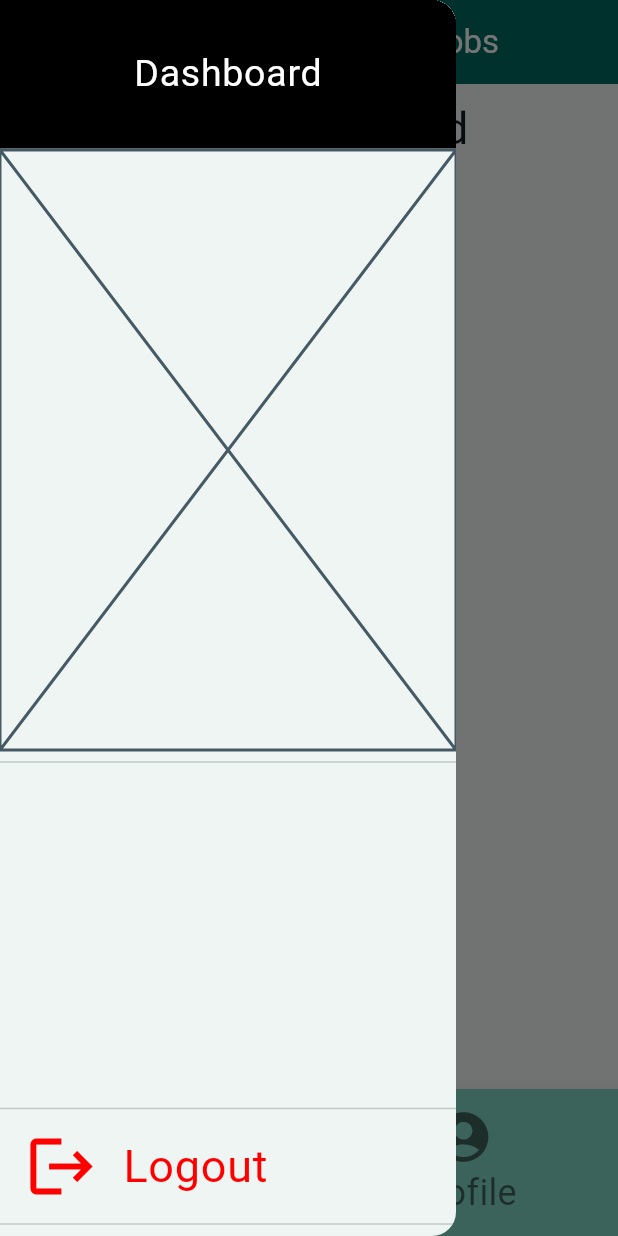
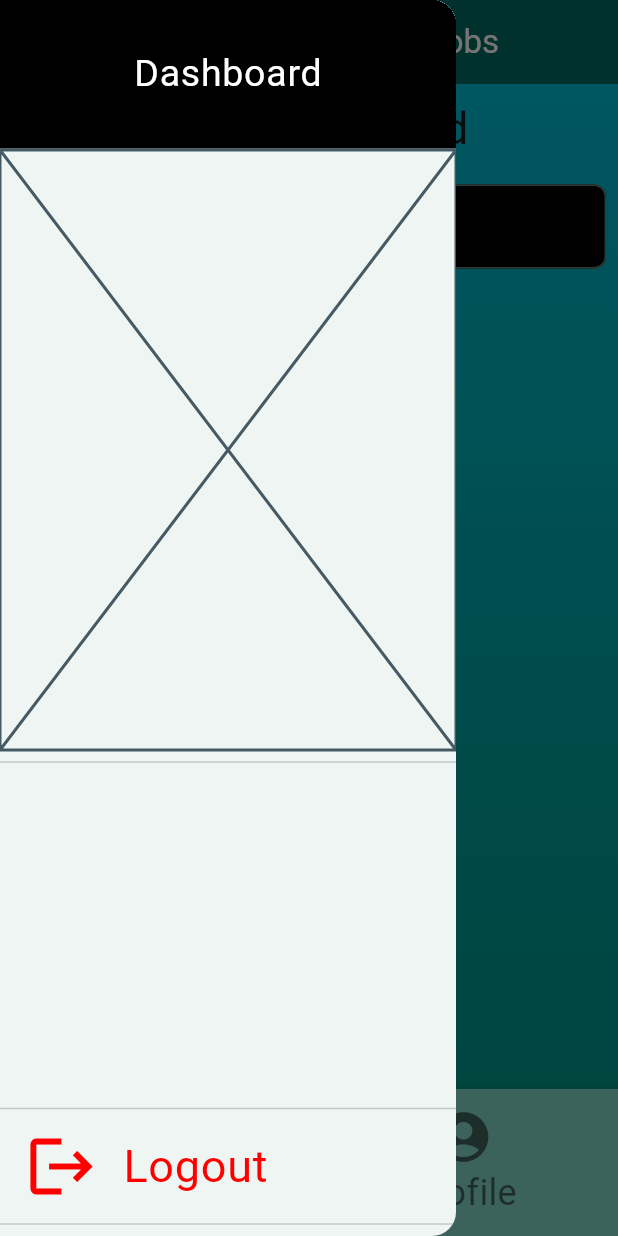
Before and after one commit to SafuGit/jobBazar-mobile, a Flutter app: the AllJobsPage screen opened by its route, with the side drawer open, on a phone screen of 412 x 824 dp. Run offline on Flutter 3.47's test engine with Material 3 defaults, Android fonts, the phone set to English and light mode, and no system bars; accounts and stored records are empty; network calls fail.

Commit message:
feat: applied jobs, application provider, employee theme

```diff
--- a/jobbazar_mobile/lib/main.dart
+++ b/jobbazar_mobile/lib/main.dart
@@ -1,4 +1,5 @@
 import 'package:flutter/material.dart';
+import 'package:jobbazar_mobile/provider/application_provider.dart';
 import 'package:jobbazar_mobile/provider/auth_provider.dart';
 import 'package:jobbazar_mobile/provider/cv_provider.dart';
 import 'package:jobbazar_mobile/provider/job_provider.dart';
@@ -14,7 +15,8 @@ void main() {
         ChangeNotifierProvider(create: (_) => UserProvider()),
         ChangeNotifierProvider(create: (_) => AuthProvider()),
         ChangeNotifierProvider(create: (_) => JobProvider()),
-        ChangeNotifierProvider(create: (_) => CvProvider())
+        ChangeNotifierProvider(create: (_) => CvProvider()),
+        ChangeNotifierProvider(create: (_) => ApplicationProvider())
       ],
       child: const MyApp()
     ),
--- a/jobbazar_mobile/lib/pages/employee/cv_page/cv_page.dart
+++ b/jobbazar_mobile/lib/pages/employee/cv_page/cv_page.dart
@@ -4,6 +4,7 @@ import 'package:jobbazar_mobile/provider/cv_provider.dart';
 import 'package:jobbazar_mobile/shared/appbar.dart';
 import 'package:jobbazar_mobile/shared/bottom_nav.dart';
 import 'package:jobbazar_mobile/shared/drawer.dart';
+import 'package:jobbazar_mobile/shared/theme/employee/employee_gradient.dart';
 import 'package:jobbazar_mobile/shared/util/heading_text.dart';
 import 'package:provider/provider.dart';
 
@@ -20,6 +21,7 @@ class CVInformationScreen extends StatelessWidget {
       drawer: const AppDrawer(),
       bottomNavigationBar: const BottomNav(),
       body: Container(
+        decoration: employeeDecoration,
         height: double.infinity,
         padding: const EdgeInsets.all(16.0),
         child: SingleChildScrollView(
--- a/jobbazar_mobile/lib/pages/employee/drawer_items/user_drawer.dart
+++ b/jobbazar_mobile/lib/pages/employee/drawer_items/user_drawer.dart
@@ -19,8 +19,7 @@ class UserDrawerItems extends StatelessWidget {
           leading: const Icon(Icons.work, size: 50,),
           title: const Text('Applied Jobs', style: TextStyle(fontSize: 30)),
           onTap: () {
-            // Update the state of the app
-            // ...
+            Navigator.pushReplacementNamed(context, '/employee/appliedJobs');
           },
         ),
         const Divider(),
--- a/jobbazar_mobile/lib/pages/employee/learning/learning.dart
+++ b/jobbazar_mobile/lib/pages/employee/learning/learning.dart
@@ -2,6 +2,7 @@ import 'package:flutter/material.dart';
 import 'package:jobbazar_mobile/shared/appbar.dart';
 import 'package:jobbazar_mobile/shared/bottom_nav.dart';
 import 'package:jobbazar_mobile/shared/drawer.dart';
+import 'package:jobbazar_mobile/shared/theme/employee/employee_gradient.dart';
 
 // TODO - Improve This Design
 class LearningScreen extends StatelessWidget {
@@ -10,7 +11,9 @@ class LearningScreen extends StatelessWidget {
   @override
   Widget build(BuildContext context) {
     return Scaffold(
-      body: Column(
+      body: Container(
+        decoration: employeeDecoration,
+        child: Column(
           children: [
             Padding(
               padding: const EdgeInsets.all(8.0),
@@ -52,6 +55,7 @@ class LearningScreen extends StatelessWidget {
             ),
           ],
         ),
+      ),
 
       appBar: SharedAppBar(title: "JobBazar Mobile - Courses", color: Theme.of(context).colorScheme.primary), // This is the change
 
--- a/jobbazar_mobile/lib/pages/employer/all_jobs_posted/all_jobs.dart
+++ b/jobbazar_mobile/lib/pages/employer/all_jobs_posted/all_jobs.dart
@@ -1,4 +1,6 @@
 import 'package:flutter/material.dart';
+import 'package:jobbazar_mobile/provider/models/job.dart';
+import 'package:jobbazar_mobile/shared/theme/employer/employer_gradient.dart';
 import 'package:jobbazar_mobile/shared/theme/employer/theme.dart';
 import 'package:jobbazar_mobile/provider/job_provider.dart';
 import 'package:jobbazar_mobile/shared/appbar.dart';
@@ -6,17 +8,38 @@ import 'package:jobbazar_mobile/shared/bottom_nav.dart';
 import 'package:jobbazar_mobile/shared/drawer.dart';
 import 'package:jobbazar_mobile/shared/util/card/card_list.dart';
 import 'package:jobbazar_mobile/shared/util/heading_text.dart';
+import 'package:jobbazar_mobile/shared/util/search.dart';
 import 'package:provider/provider.dart';
 
-class AllJobsPage extends StatelessWidget {
+class AllJobsPage extends StatefulWidget {
   const AllJobsPage({super.key});
+
+  @override
+  State<AllJobsPage> createState() => _AllJobsPageState();
+}
+
+class _AllJobsPageState extends State<AllJobsPage> {
+  late ValueNotifier<List<Job>> jobNotifier;
+
+  @override
+  void initState() {
+    super.initState();
+    jobNotifier = ValueNotifier<List<Job>>([]);
+  }
 
   @override
   Widget build(BuildContext context) {
     JobProvider jobProvider = Provider.of<JobProvider>(context);
-    jobProvider.fetchJobs();
+    if (jobProvider.jobs.isEmpty) {
+      jobProvider.fetchJobs();
+    }
 
-    final jobs = jobProvider.jobs.reversed.toList();
+    List<Job> jobs = jobProvider.jobs.reversed.toList();
+
+    if (jobNotifier.value != jobs) {
+      jobNotifier.value = jobs;
+    }
+
     return Theme(
       data: employerTheme,
       child: Builder(
@@ -25,11 +48,29 @@ class AllJobsPage extends StatelessWidget {
             appBar: SharedAppBar(title: "JobBazar Mobile - All Jobs", color: Theme.of(context).colorScheme.primary),
             drawer: const AppDrawer(),
             bottomNavigationBar: const BottomNav(),
-            body: Column(
-              children: [
-                const HeadingText(title: "All Jobs Posted",),
-                CardList(jobs: jobs,),
-              ]
+            body: Container(
+              decoration: employerDecoration,
+              child: Column(
+                children: [
+                  const HeadingText(title: "All Jobs Posted",),
+                  SearchWidget(
+                    onSearch: (query) {
+                      debugPrint(query);
+                      var filterJobs = jobs.where(
+                        (job) => job.title.toLowerCase().contains(query.toLowerCase())).toList();
+                      jobNotifier.value = filterJobs;
+                      debugPrint(filterJobs.toString());
+                      debugPrint("job notifier ${jobNotifier.value.toString()}");
+                    },
+                  ),
+                  ValueListenableBuilder(
+                    valueListenable: jobNotifier,
+                    builder: (context, filteredJobs, _) {
+                      return CardList(jobs: filteredJobs);
+                    },
+                  ),
+                ]
+              ),
             )
           );
         }
--- a/jobbazar_mobile/lib/pages/employer/home/home.dart
+++ b/jobbazar_mobile/lib/pages/employer/home/home.dart
@@ -1,4 +1,5 @@
 import 'package:flutter/material.dart';
+import 'package:jobbazar_mobile/shared/theme/employer/employer_gradient.dart';
 import 'package:jobbazar_mobile/shared/theme/employer/theme.dart';
 import 'package:jobbazar_mobile/provider/auth_provider.dart';
 import 'package:jobbazar_mobile/shared/appbar.dart';
@@ -39,13 +40,16 @@ class EmployerHomeScreen extends StatelessWidget {
             ),
             drawer: const AppDrawer(),
             bottomNavigationBar: const BottomNav(),
-            body: Padding(
+            body: Container(
+              decoration: employerDecoration,
+              child: Padding(
                 padding: const EdgeInsets.all(8.0),
                 child: Column(
                   children: [
                     HeadingText(title: "Welcome, ${authProvider.currentUser?.name}", subtitle: "Your Companies Posted Jobs", subtitle2: "${jobs.length} Jobs Found",),
                     CardList(jobs: jobs, theme: employerTheme,),
                   ],
+                ),
               ),
             )
           );
--- a/jobbazar_mobile/lib/routes.dart
+++ b/jobbazar_mobile/lib/routes.dart
@@ -1,4 +1,5 @@
 import 'package:flutter/material.dart';
+import 'package:jobbazar_mobile/pages/employee/applied_jobs/applied_jobs_wrapper.dart';
 import 'package:jobbazar_mobile/pages/employee/cv_page/cv_page.dart';
 import 'package:jobbazar_mobile/pages/employer/all_jobs_posted/all_jobs.dart';
 import 'package:jobbazar_mobile/pages/employer/hiring_tips/hiring_tips.dart';
@@ -69,6 +70,7 @@ var appRoutes = {
   '/employer/allJobs': (context) => const AllJobsPage(),
   '/employee/cvInfo': (context) => const CVInformationScreen(),
   '/employer/hiringTips': (context) => const HiringTipsPage(),
+  '/employee/appliedJobs': (context) => const AppliedJobs(),
 };
 
 Route<dynamic> onGenerateRoute(RouteSettings settings) {
--- a/jobbazar_mobile/lib/shared/util/card/card_list.dart
+++ b/jobbazar_mobile/lib/shared/util/card/card_list.dart
@@ -1,15 +1,32 @@
 import 'package:flutter/material.dart';
 import 'package:jobbazar_mobile/provider/models/job.dart';
-import 'package:jobbazar_mobile/shared/util/card/card_button_wrapper.dart';
+import 'package:jobbazar_mobile/shared/util/card/wrapper/card_button_wrapper.dart';
 
-class CardList extends StatelessWidget {
+class CardList extends StatefulWidget {
   final List<Job> jobs;
   final ThemeData? theme;
   const CardList({super.key, required this.jobs, this.theme});
 
   @override
+  State<CardList> createState() => _CardListState();
+}
+
+class _CardListState extends State<CardList> {
+  late List<Job> filteredJobs;
+
+  // void _filterJobs(String query) {
+  //   setState(() {
+  //     filteredJobs = widget.jobs
+  //         .where((job) => job.title.toLowerCase().contains(query.toLowerCase()))
+  //         .toList();
+  //   });
+  // }
+
+
+  @override
   Widget build(BuildContext context) {
-          return Expanded(
+    filteredJobs = List<Job>.from(widget.jobs);
+          return Flexible(
               child: GridView.builder(
                 gridDelegate: const SliverGridDelegateWithFixedCrossAxisCount(
                   crossAxisCount: 2,
@@ -17,9 +34,9 @@ class CardList extends StatelessWidget {
                   // mainAxisSpacing: 10
                   // childAspectRatio: 0.9
                 ),
-                itemCount: jobs.length,
+                itemCount: widget.jobs.length,
                 itemBuilder: (BuildContext context, int index) {
-                  final job = jobs[index];
+                  final job = widget.jobs[index];
                   return Card(
                     shadowColor: Colors.black,
                     elevation: 20,
@@ -44,7 +61,7 @@ class CardList extends StatelessWidget {
 
                           // Column(
                             // children: [
-                              CardButtonWrapper(job: job, theme: theme),
+                              CardButtonWrapper(job: job, theme: widget.theme),
                             // ],
                           // )
                         ],
--- /dev/null
+++ b/jobbazar_mobile/lib/shared/util/search.dart
@@ -0,0 +1,32 @@
+import 'package:flutter/material.dart';
+
+class SearchWidget extends StatelessWidget {
+  final Function(String)? onSearch;
+
+  const SearchWidget({super.key, this.onSearch});
+
+  @override
+  Widget build(BuildContext context) {
+    return Padding(
+      padding: const EdgeInsets.all(8.0),
+      child: Container(
+        // padding: const EdgeInsets.all(8.0),
+        decoration: BoxDecoration(
+          borderRadius: BorderRadius.circular(8.0),
+          color: Colors.black,
+        ),
+        child: TextField(
+          onChanged: onSearch,
+          style: const TextStyle(color: Colors.white),
+          decoration: InputDecoration(
+            hintText: 'Search...',
+            border: OutlineInputBorder(
+              borderRadius: BorderRadius.circular(8.0),
+            ),
+            prefixIcon: const Icon(Icons.search),
+          ),
+        ),
+      ),
+    );
+  }
+}
```
Also changed, not shown: jobbazar_mobile/lib/pages/employee/applied_jobs/applied_jobs_page.dart (added, +38 -0 lines), jobbazar_mobile/lib/pages/employee/applied_jobs/applied_jobs_wrapper.dart (added, +76 -0 lines), jobbazar_mobile/lib/pages/employee/home/home.dart (+40 -9 lines), jobbazar_mobile/lib/provider/application_provider.dart (added, +22 -0 lines), jobbazar_mobile/lib/provider/job_provider.dart (+14 -0 lines), jobbazar_mobile/lib/provider/models/application.dart (added, +36 -0 lines), jobbazar_mobile/lib/provider/services/application_service.dart (added, +25 -0 lines), jobbazar_mobile/lib/provider/services/job_service.dart (+16 -0 lines), jobbazar_mobile/lib/shared/theme/employee/employee_gradient.dart (added, +10 -0 lines), jobbazar_mobile/lib/shared/util/card/wrapper/card_filter_wrapper.dart (added, +12 -0 lines), jobbazar_mobile/lib/shared/util/card/wrapper/card_button_wrapper.dart (renamed from jobbazar_mobile/lib/shared/util/card/card_button_wrapper.dart). Lines whose indentation alone changed are shown as unchanged.
